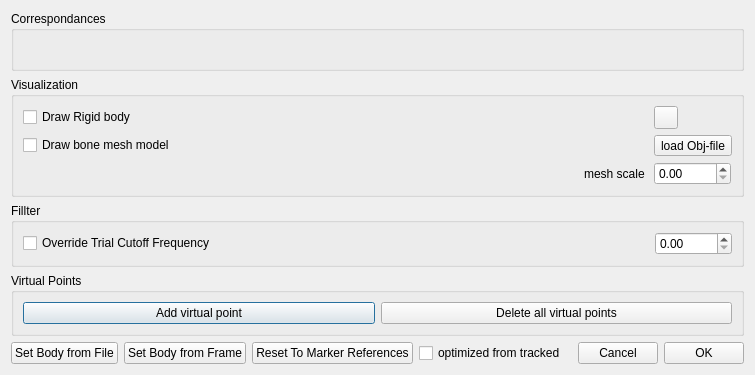
Above: src/ui/ui-files/RigidBodyDialog.ui from XROMMPackages/xmalab before the change. Below: the same form after it.
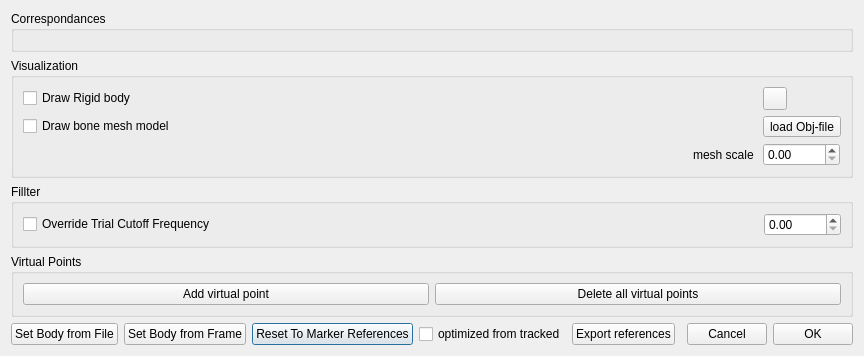
That is the form after the change. Icons and pictures are not drawn.

Commit message: fixes #72 : Added a button to the RigidBody dialog which allows to export the current reference coordinates

Patch:
```diff
--- a/src/ui/ui-files/RigidBodyDialog.ui
+++ b/src/ui/ui-files/RigidBodyDialog.ui
@@ -6,8 +6,8 @@
    <rect>
     <x>0</x>
     <y>0</y>
-    <width>724</width>
-    <height>375</height>
+    <width>825</width>
+    <height>313</height>
    </rect>
   </property>
   <property name="sizePolicy">
@@ -39,59 +39,62 @@
    <bool>false</bool>
   </property>
   <layout class="QGridLayout" name="gridLayout_2">
-   <item row="3" column="0" colspan="7">
-    <widget class="QGroupBox" name="groupBox_4">
-     <property name="title">
-      <string>Virtual Points</string>
+   <item row="4" column="2">
+    <widget class="QPushButton" name="pushButton_Reset">
+     <property name="text">
+      <string>Reset To Marker References</string>
      </property>
-     <layout class="QGridLayout" name="gridLayout_5">
-      <item row="0" column="0">
-       <widget class="QPushButton" name="pushButton_AddDummy">
-        <property name="text">
-         <string>Add virtual point</string>
-        </property>
-       </widget>
-      </item>
-      <item row="0" column="1">
-       <widget class="QPushButton" name="pushButton_DeleteDummy">
-        <property name="text">
-         <string>Delete all virtual points</string>
-        </property>
-       </widget>
-      </item>
-     </layout>
     </widget>
    </item>
-   <item row="2" column="0" colspan="7">
-    <widget class="QGroupBox" name="groupBox_3">
-     <property name="title">
-      <string>Fillter</string>
+   <item row="4" column="5">
+    <spacer name="horizontalSpacer">
+     <property name="orientation">
+      <enum>Qt::Horizontal</enum>
      </property>
-     <layout class="QGridLayout" name="gridLayout_4">
-      <item row="0" column="0">
-       <widget class="QCheckBox" name="checkBoxCutoffOverride">
-        <property name="text">
-         <string>Override Trial Cutoff Frequency</string>
-        </property>
-       </widget>
-      </item>
-      <item row="0" column="1">
-       <widget class="QDoubleSpinBox" name="doubleSpinBoxCutoff">
-        <property name="sizePolicy">
-         <sizepolicy hsizetype="Maximum" vsizetype="Fixed">
-          <horstretch>0</horstretch>
-          <verstretch>0</verstretch>
-         </sizepolicy>
-        </property>
-        <property name="maximum">
-         <double>10000.000000000000000</double>
-        </property>
-       </widget>
-      </item>
-     </layout>
+     <property name="sizeHint" stdset="0">
+      <size>
+       <width>40</width>
+       <height>20</height>
+      </size>
+     </property>
+    </spacer>
+   </item>
+   <item row="4" column="1">
+    <widget class="QPushButton" name="pushButton_setFromFrame">
+     <property name="text">
+      <string>Set Body from Frame</string>
+     </property>
     </widget>
    </item>
-   <item row="0" column="0" colspan="7">
+   <item row="4" column="6">
+    <widget class="QPushButton" name="pushButton_Cancel">
+     <property name="text">
+      <string>Cancel</string>
+     </property>
+    </widget>
+   </item>
+   <item row="4" column="7">
+    <widget class="QPushButton" name="pushButton_OK">
+     <property name="text">
+      <string>OK</string>
+     </property>
+    </widget>
+   </item>
+   <item row="4" column="3">
+    <widget class="QCheckBox" name="checkBox_Optimized">
+     <property name="text">
+      <string>optimized from tracked</string>
+     </property>
+    </widget>
+   </item>
+   <item row="4" column="0">
+    <widget class="QPushButton" name="pushButton_setFromFile">
+     <property name="text">
+      <string>Set Body from File</string>
+     </property>
+    </widget>
+   </item>
+   <item row="0" column="0" colspan="8">
     <widget class="QGroupBox" name="groupBox">
      <property name="title">
       <string>Correspondances</string>
@@ -99,7 +102,7 @@
      <layout class="QGridLayout" name="gridLayout"/>
     </widget>
    </item>
-   <item row="1" column="0" colspan="7">
+   <item row="1" column="0" colspan="8">
     <widget class="QGroupBox" name="groupBox_2">
      <property name="title">
       <string>Visualization</string>
@@ -169,58 +172,62 @@
      </layout>
     </widget>
    </item>
-   <item row="4" column="0">
-    <widget class="QPushButton" name="pushButton_setFromFile">
-     <property name="text">
-      <string>Set Body from File</string>
+   <item row="2" column="0" colspan="8">
+    <widget class="QGroupBox" name="groupBox_3">
+     <property name="title">
+      <string>Fillter</string>
      </property>
+     <layout class="QGridLayout" name="gridLayout_4">
+      <item row="0" column="0">
+       <widget class="QCheckBox" name="checkBoxCutoffOverride">
+        <property name="text">
+         <string>Override Trial Cutoff Frequency</string>
+        </property>
+       </widget>
+      </item>
+      <item row="0" column="1">
+       <widget class="QDoubleSpinBox" name="doubleSpinBoxCutoff">
+        <property name="sizePolicy">
+         <sizepolicy hsizetype="Maximum" vsizetype="Fixed">
+          <horstretch>0</horstretch>
+          <verstretch>0</verstretch>
+         </sizepolicy>
+        </property>
+        <property name="maximum">
+         <double>10000.000000000000000</double>
+        </property>
+       </widget>
+      </item>
+     </layout>
     </widget>
    </item>
-   <item row="4" column="2">
-    <widget class="QPushButton" name="pushButton_Reset">
-     <property name="text">
-      <string>Reset To Marker References</string>
+   <item row="3" column="0" colspan="8">
+    <widget class="QGroupBox" name="groupBox_4">
+     <property name="title">
+      <string>Virtual Points</string>
      </property>
-    </widget>
-   </item>
-   <item row="4" column="6">
-    <widget class="QPushButton" name="pushButton_OK">
-     <property name="text">
-      <string>OK</string>
-     </property>
+     <layout class="QGridLayout" name="gridLayout_5">
+      <item row="0" column="0">
+       <widget class="QPushButton" name="pushButton_AddDummy">
+        <property name="text">
+         <string>Add virtual point</string>
+        </property>
+       </widget>
+      </item>
+      <item row="0" column="1">
+       <widget class="QPushButton" name="pushButton_DeleteDummy">
+        <property name="text">
+         <string>Delete all virtual points</string>
+        </property>
+       </widget>
+      </item>
+     </layout>
     </widget>
    </item>
    <item row="4" column="4">
-    <spacer name="horizontalSpacer">
-     <property name="orientation">
-      <enum>Qt::Horizontal</enum>
-     </property>
-     <property name="sizeHint" stdset="0">
-      <size>
-       <width>40</width>
-       <height>20</height>
-      </size>
-     </property>
-    </spacer>
-   </item>
-   <item row="4" column="5">
-    <widget class="QPushButton" name="pushButton_Cancel">
+    <widget class="QPushButton" name="pushButtonExport">
      <property name="text">
-      <string>Cancel</string>
-     </property>
-    </widget>
-   </item>
-   <item row="4" column="3">
-    <widget class="QCheckBox" name="checkBox_Optimized">
-     <property name="text">
-      <string>optimized from tracked</string>
-     </property>
-    </widget>
-   </item>
-   <item row="4" column="1">
-    <widget class="QPushButton" name="pushButton_setFromFrame">
-     <property name="text">
-      <string>Set Body from Frame</string>
+      <string>Export references</string>
      </property>
     </widget>
    </item>
```
The commit also changes 4 other files.
